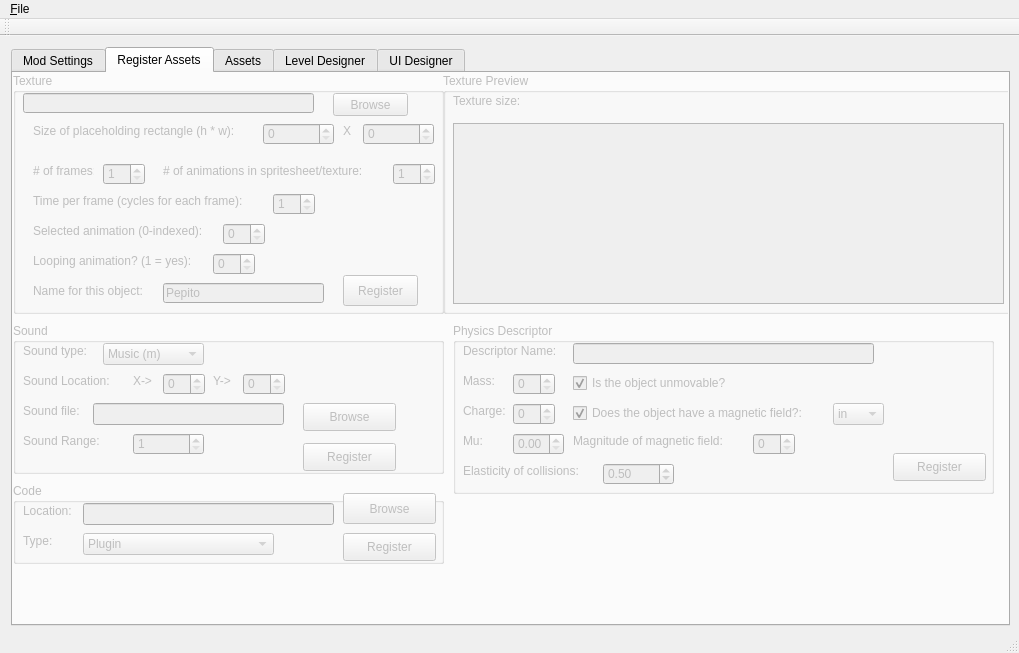
Before: the Qt Designer form Editor/Level_Designer/mainwindow.ui in kiseitai3/Engine_Eureka, drawn with Qt 5.
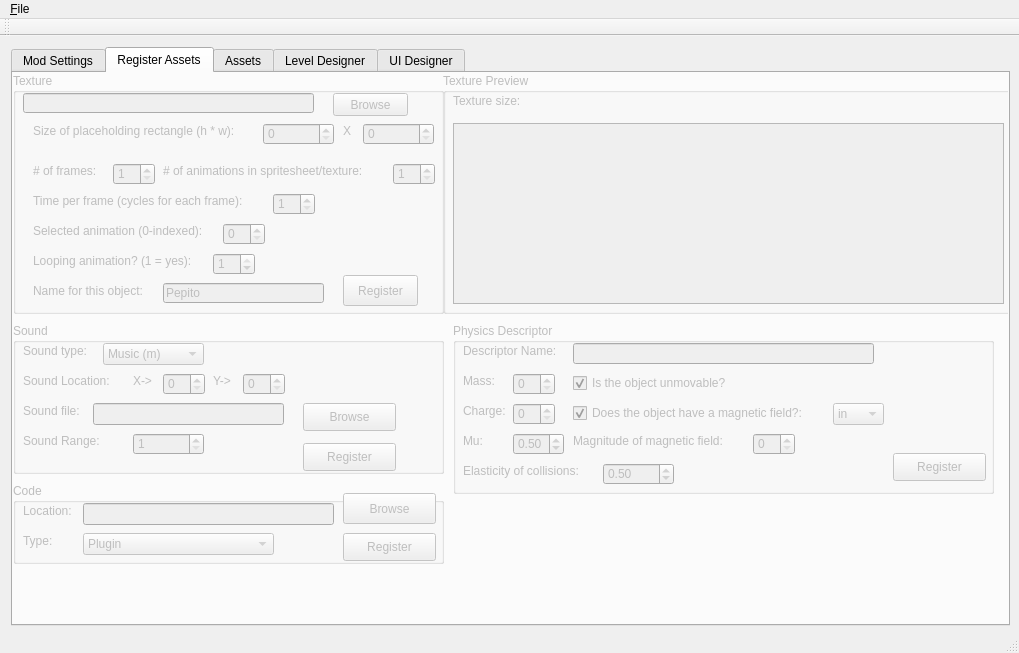
After: the same form once the commit is applied. The open tabs and pages were chosen to show the change.

Diff of the .ui file:
```diff
--- a/Editor/Level_Designer/mainwindow.ui
+++ b/Editor/Level_Designer/mainwindow.ui
@@ -328,7 +328,7 @@
            <rect>
             <x>20</x>
             <y>90</y>
-            <width>61</width>
+            <width>81</width>
             <height>16</height>
            </rect>
           </property>
@@ -339,7 +339,7 @@
          <widget class="QSpinBox" name="sbFrames">
           <property name="geometry">
            <rect>
-            <x>90</x>
+            <x>100</x>
             <y>90</y>
             <width>42</width>
             <height>22</height>
@@ -464,6 +464,9 @@
           <property name="maximum">
            <number>1</number>
           </property>
+          <property name="value">
+           <number>1</number>
+          </property>
          </widget>
          <widget class="QPushButton" name="pbRegTexture">
           <property name="geometry">
@@ -948,6 +951,15 @@
             <height>22</height>
            </rect>
           </property>
+          <property name="maximum">
+           <double>1.000000000000000</double>
+          </property>
+          <property name="singleStep">
+           <double>0.010000000000000</double>
+          </property>
+          <property name="value">
+           <double>0.500000000000000</double>
+          </property>
          </widget>
          <widget class="QCheckBox" name="cbUnmovable">
           <property name="geometry">
```
Left out of the diff: 11 changed lines with no effect on the pictures.
